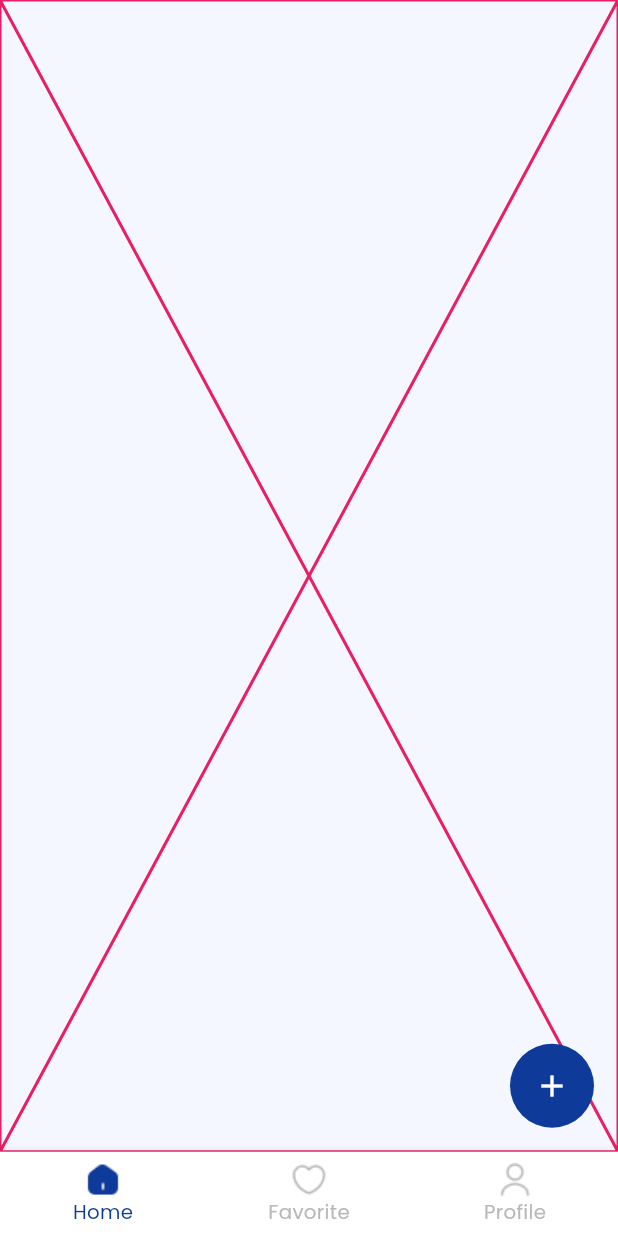
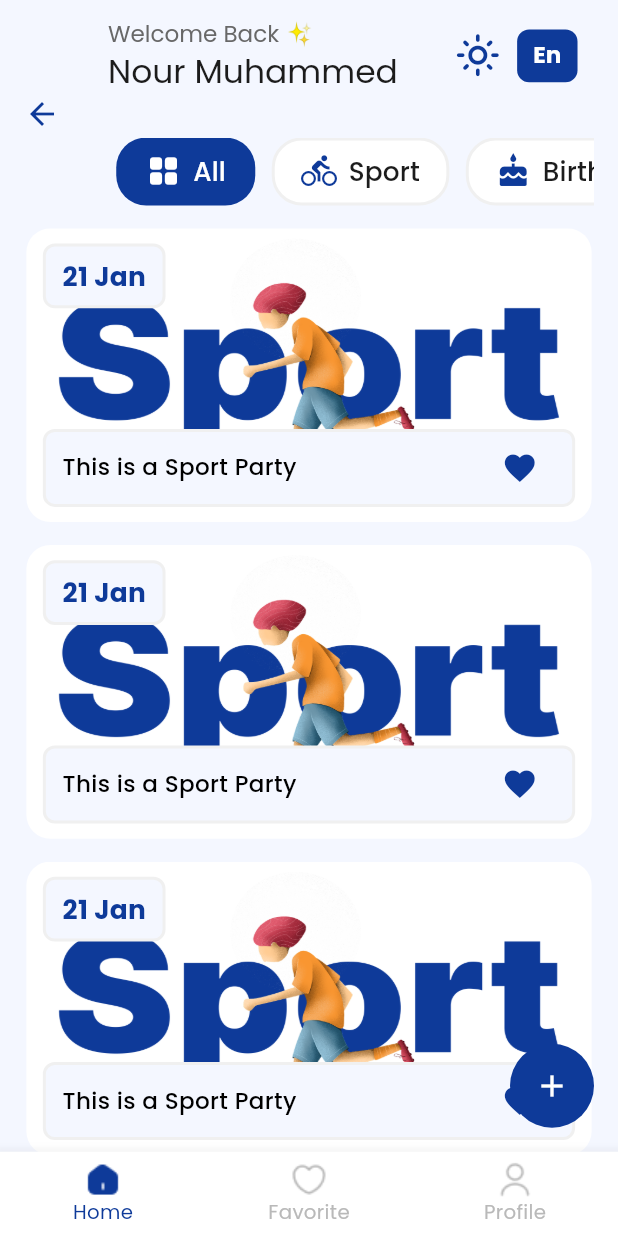
Before and after one commit to nouramer725/Evently-Appplication, a Flutter app: the HomeScreen screen opened by its route, on a phone screen of 412 x 824 dp. Run offline on Flutter 3.47's test engine with Material 3 defaults, Android fonts, the phone set to English and light mode, and no system bars; our stand-ins replace google_fonts.

Commit message:
done home screen and favourite screen

```diff
--- a/lib/home/tabs/favotite/favourite_tab_screen.dart
+++ b/lib/home/tabs/favotite/favourite_tab_screen.dart
@@ -1,12 +1,64 @@
+import 'package:evently_app/utils/app_text.dart';
+import 'package:evently_app/widgets/custom_text_form_field_widget.dart';
 import 'package:flutter/material.dart';
+import 'package:provider/provider.dart';
+import '../../../l10n/app_localizations.dart';
+import '../../../provider/app_theme_provider.dart';
+import '../../../utils/app_colors.dart';
+import '../../../utils/responsive.dart';
+import '../home/body_widget.dart';
 
 class FavouriteTabScreen extends StatelessWidget {
   const FavouriteTabScreen({super.key});
 
   @override
   Widget build(BuildContext context) {
-    return const Placeholder(
-      color: Colors.green,
+    var themeProvider = Provider.of<AppThemeProvider>(context);
+
+    return Scaffold(
+      appBar: AppBar(
+        centerTitle: false,
+        toolbarHeight: h(100),
+        title: CustomTextFormFieldWidget(
+          hintText: AppLocalizations.of(context)!.search_for_event,
+          hintStyle: AppText.regularText(
+            color: themeProvider.isDarkTheme()
+                ? AppColors.secTextColorDark
+                : AppColors.secTextColorLight,
+            fontSize: 14,
+          ),
+          borderColor: themeProvider.isDarkTheme()
+              ? AppColors.strokeColorDark
+              : AppColors.strokeColorLight,
+          fillColor: themeProvider.isDarkTheme()
+              ? AppColors.backgroundColorDark
+              : AppColors.white,
+          filled: true,
+          borderWidth: 2,
+          labelStyle: AppText.regularText(
+            color: themeProvider.isDarkTheme()
+                ? AppColors.white
+                : AppColors.black,
+            fontSize: 14,
+          ),
+          suffixIcon: Icon(
+            Icons.search,
+            size: h(30),
+            color: themeProvider.isDarkTheme()
+                ? AppColors.mainColorDark
+                : AppColors.mainColorLight,
+          ),
+        ),
+      ),
+      body: ListView.separated(
+        itemBuilder: (context, index) {
+          return BodyWidget();
+        },
+        separatorBuilder: (context, index) {
+          return SizedBox(height: h(15));
+        },
+        itemCount: 5,
+      ),
     );
   }
 }
--- /dev/null
+++ b/lib/home/tabs/home/app_bar_title.dart
@@ -0,0 +1,134 @@
+import 'package:evently_app/home/tabs/home/tab_item.dart';
+import 'package:flutter/material.dart';
+import 'package:provider/provider.dart';
+import '../../../l10n/app_localizations.dart';
+import '../../../provider/app_language_provider.dart';
+import '../../../provider/app_theme_provider.dart';
+import '../../../utils/app_colors.dart';
+import '../../../utils/app_text.dart';
+import '../../../utils/responsive.dart';
+
+class AppBarTitle extends StatefulWidget {
+  const AppBarTitle({super.key});
+
+  @override
+  State<AppBarTitle> createState() => _AppBarTitleState();
+}
+
+class _AppBarTitleState extends State<AppBarTitle> {
+  int selectedIndex = 0;
+
+
+  @override
+  Widget build(BuildContext context) {
+    var themeProvider = Provider.of<AppThemeProvider>(context);
+    var languageProvider = Provider.of<AppLanguageProvider>(context);
+
+    List<String> eventNameList = [
+      AppLocalizations.of(context)!.all,
+      AppLocalizations.of(context)!.sport,
+      AppLocalizations.of(context)!.birthday,
+      AppLocalizations.of(context)!.exhibition,
+      AppLocalizations.of(context)!.meeting,
+      AppLocalizations.of(context)!.book_club,
+    ];
+    List<IconData> eventIconList = [
+      Icons.grid_view_rounded,
+      Icons.directions_bike,
+      Icons.cake,
+      Icons.museum,
+      Icons.groups,
+      Icons.menu_book,
+    ];
+
+    return Column(
+      spacing: h(30),
+      children: [
+        Row(
+          children: [
+            Column(
+              crossAxisAlignment: CrossAxisAlignment.start,
+              children: [
+                Text(
+                  AppLocalizations.of(context)!.welcome_back,
+                  style: AppText.regularText(
+                    color: themeProvider.isDarkTheme()
+                        ? AppColors.secTextColorDark
+                        : AppColors.secTextColorLight,
+                    fontSize: 14,
+                  ),
+                ),
+                Text(
+                  "Nour Muhammed",
+                  style: AppText.regularText(
+                    color: themeProvider.isDarkTheme()
+                        ? AppColors.mainTextColorDark
+                        : AppColors.mainTextColorLight,
+                    fontSize: 20,
+                  ),
+                ),
+              ],
+            ),
+            Spacer(),
+            Icon(
+              themeProvider.isDarkTheme()
+                  ? Icons.dark_mode_outlined
+                  : Icons.light_mode_outlined,
+              color: themeProvider.isDarkTheme()
+                  ? AppColors.mainColorDark
+                  : AppColors.mainColorLight,
+              size: h(30),
+            ),
+            Container(
+              padding: EdgeInsets.symmetric(
+                horizontal: w(8),
+                vertical: h(5.5),
+              ),
+              margin: EdgeInsets.symmetric(horizontal: w(10)),
+              decoration: BoxDecoration(
+                color: themeProvider.isDarkTheme()
+                    ? AppColors.mainColorDark
+                    : AppColors.mainColorLight,
+                border: Border.all(
+                  color: AppColors.transparentColor,
+                  width: 2,
+                ),
+                borderRadius: BorderRadius.circular(8),
+              ),
+              child: Text(
+                languageProvider.appLocal == "en" ? "En" : "Ar",
+                style: AppText.semiBoldText(
+                  color: AppColors.white,
+                  fontSize: 14,
+                ),
+              ),
+            ),
+          ],
+        ),
+        DefaultTabController(
+          length: eventNameList.length,
+          child: TabBar(
+            onTap: (index) {
+              setState(() {
+                selectedIndex = index;
+              });
+            },
+            isScrollable: true,
+            dividerColor: AppColors.transparentColor,
+            indicatorColor: AppColors.transparentColor,
+            padding: EdgeInsets.zero,
+            tabAlignment: TabAlignment.start,
+            labelPadding: EdgeInsets.symmetric(horizontal: w(5)),
+            tabs: List.generate(eventNameList.length, (index) {
+              return TabItem(
+                widget: eventIconList[index],
+                text: eventNameList[index],
+                isSelected: selectedIndex == index,
+              );
+            }),
+          ),
+        ),
+      ],
+    );
+  }
+}
--- /dev/null
+++ b/lib/home/tabs/home/body_widget.dart
@@ -0,0 +1,101 @@
+import 'package:evently_app/utils/app_assets.dart';
+import 'package:evently_app/utils/app_text.dart';
+import 'package:flutter/material.dart';
+import 'package:provider/provider.dart';
+import '../../../provider/app_theme_provider.dart';
+import '../../../utils/app_colors.dart';
+import '../../../utils/responsive.dart';
+
+class BodyWidget extends StatelessWidget {
+  const BodyWidget({super.key});
+
+  @override
+  Widget build(BuildContext context) {
+    var themeProvider = Provider.of<AppThemeProvider>(context);
+
+    return Container(
+      width: double.infinity,
+      height: h(193),
+      margin: EdgeInsets.symmetric(horizontal: w(16)),
+      decoration: BoxDecoration(
+        borderRadius: BorderRadius.circular(16),
+        image: DecorationImage(
+          image: AssetImage(
+            themeProvider.isDarkTheme() ? AppAssets.sportDark : AppAssets.sport,
+          ),
+          fit: BoxFit.fill,
+        ),
+      ),
+      child: Column(
+        mainAxisAlignment: MainAxisAlignment.spaceBetween,
+        crossAxisAlignment: CrossAxisAlignment.start,
+        children: [
+          Container(
+            margin: EdgeInsets.symmetric(horizontal: w(10), vertical: h(10)),
+            padding: EdgeInsets.symmetric(horizontal: w(10), vertical: h(7)),
+            decoration: BoxDecoration(
+              color: themeProvider.isDarkTheme()
+                  ? AppColors.backgroundColorDark
+                  : AppColors.backgroundColorLight,
+              border: Border.all(
+                color: themeProvider.isDarkTheme()
+                    ? AppColors.strokeColorDark
+                    : AppColors.strokeColorLight,
+                width: 2,
+              ),
+              borderRadius: BorderRadius.circular(8),
+            ),
+            child: Text(
+              "21 Jan",
+              style: AppText.semiBoldText(
+                color: themeProvider.isDarkTheme()
+                    ? AppColors.mainColorDark
+                    : AppColors.mainColorLight,
+                fontSize: 16,
+              ),
+            ),
+          ),
+          Container(
+            margin: EdgeInsets.symmetric(horizontal: w(10), vertical: h(10)),
+            padding: EdgeInsets.symmetric(horizontal: w(10)),
+            decoration: BoxDecoration(
+              color: themeProvider.isDarkTheme()
+                  ? AppColors.backgroundColorDark
+                  : AppColors.backgroundColorLight,
+              border: Border.all(
+                color: themeProvider.isDarkTheme()
+                    ? AppColors.strokeColorDark
+                    : AppColors.strokeColorLight,
+                width: 2,
+              ),
+              borderRadius: BorderRadius.circular(8),
+            ),
+            child: Row(
+              children: [
+                Text(
+                  "This is a Sport Party ",
+                  style: AppText.mediumText(
+                    color: themeProvider.isDarkTheme()
+                        ? AppColors.white
+                        : AppColors.black,
+                    fontSize: 14,
+                  ),
+                ),
+                Spacer(),
+                IconButton(
+                  onPressed: () {},
+                  icon: Icon(
+                    Icons.favorite,
+                    color: themeProvider.isDarkTheme()
+                        ? AppColors.mainColorDark
+                        : AppColors.mainColorLight,
+                  ),
+                ),
+              ],
+            ),
+          ),
+        ],
+      ),
+    );
+  }
+}
--- a/lib/home/tabs/home/home_tab_screen.dart
+++ b/lib/home/tabs/home/home_tab_screen.dart
@@ -1,12 +1,33 @@
+import 'package:evently_app/home/tabs/home/app_bar_title.dart';
+import 'package:evently_app/home/tabs/home/body_widget.dart';
 import 'package:flutter/material.dart';
+import '../../../utils/responsive.dart';
 
-class HomeTabScreen extends StatelessWidget {
+class HomeTabScreen extends StatefulWidget {
   const HomeTabScreen({super.key});
 
   @override
+  State<HomeTabScreen> createState() => _HomeTabScreenState();
+}
+
+class _HomeTabScreenState extends State<HomeTabScreen> {
+  @override
   Widget build(BuildContext context) {
-    return const Placeholder(
-      color: Colors.pink
+    return Scaffold(
+      appBar: AppBar(
+        toolbarHeight: h(150),
+        centerTitle: false,
+        title: AppBarTitle(),
+      ),
+      body: ListView.separated(
+        itemBuilder: (context, index) {
+          return BodyWidget();
+        },
+        separatorBuilder: (context, index) {
+          return SizedBox(height: h(15));
+        },
+        itemCount: 10,
+      ),
     );
   }
 }
--- /dev/null
+++ b/lib/home/tabs/home/tab_item.dart
@@ -0,0 +1,70 @@
+import 'package:evently_app/utils/app_colors.dart';
+import 'package:evently_app/utils/responsive.dart';
+import 'package:flutter/material.dart';
+import 'package:provider/provider.dart';
+import '../../../provider/app_theme_provider.dart';
+import '../../../utils/app_text.dart';
+
+class TabItem extends StatelessWidget {
+  final String text;
+  final IconData widget;
+  final bool isSelected;
+
+  const TabItem({
+    required this.isSelected,
+    required this.widget,
+    required this.text,
+    super.key,
+  });
+
+  @override
+  Widget build(BuildContext context) {
+    var themeProvider = Provider.of<AppThemeProvider>(context);
+
+    return Container(
+      padding: EdgeInsets.symmetric(horizontal: w(16), vertical: h(8)),
+      decoration: BoxDecoration(
+        color: isSelected
+            ? themeProvider.isDarkTheme()
+                  ? AppColors.mainColorDark
+                  : AppColors.mainColorLight
+            : themeProvider.isDarkTheme()
+            ? AppColors.transparentColor
+            : AppColors.white,
+        border: Border.all(
+          color: isSelected
+              ? Colors.transparent
+              : themeProvider.isDarkTheme()
+              ? AppColors.strokeColorDark
+              : AppColors.strokeColorLight,
+          width: 2,
+        ),
+        borderRadius: BorderRadius.circular(20),
+      ),
+      child: Row(
+        spacing: w(7),
+        children: [
+          Icon(
+            widget,
+            color: isSelected
+                ? AppColors.white
+                : themeProvider.isDarkTheme()
+                ? AppColors.mainColorDark
+                : AppColors.mainColorLight,
+          ),
+          Text(
+            text,
+            style: isSelected
+                ? AppText.mediumText(color: AppColors.white, fontSize: 16)
+                : AppText.mediumText(
+                    color: themeProvider.isDarkTheme()
+                        ? AppColors.white
+                        : AppColors.mainTextColorLight,
+                    fontSize: 16,
+                  ),
+          ),
+        ],
+      ),
+    );
+  }
+}
--- a/lib/utils/app_assets.dart
+++ b/lib/utils/app_assets.dart
@@ -48,8 +48,5 @@ class AppAssets {
       'assets/images/user_unselected.png';
   static const String logOutIcon = 'assets/images/logout.png';
 
-  static const String allIcon = 'assets/images/all_icon.png';
-  static const String sportIcon = 'assets/images/sport_icon.png';
-  static const String birthdayIcon = 'assets/images/birthday_icon.png';
   static const String googleIcon = 'assets/images/google_icon.png';
 }
```
Also changed, not shown: assets/images/2.0x/all_icon@2x.png (deleted), assets/images/2.0x/birthday_icon@2x.png (deleted), assets/images/2.0x/sport_icon@2x.png (deleted), assets/images/3.0x/all_icon@3x.png (deleted), assets/images/3.0x/birthday_icon@3x.png (deleted), assets/images/3.0x/sport_icon@3x.png (deleted), assets/images/all_icon.png (deleted), assets/images/birthday_icon.png (deleted), assets/images/sport_icon.png (deleted).
